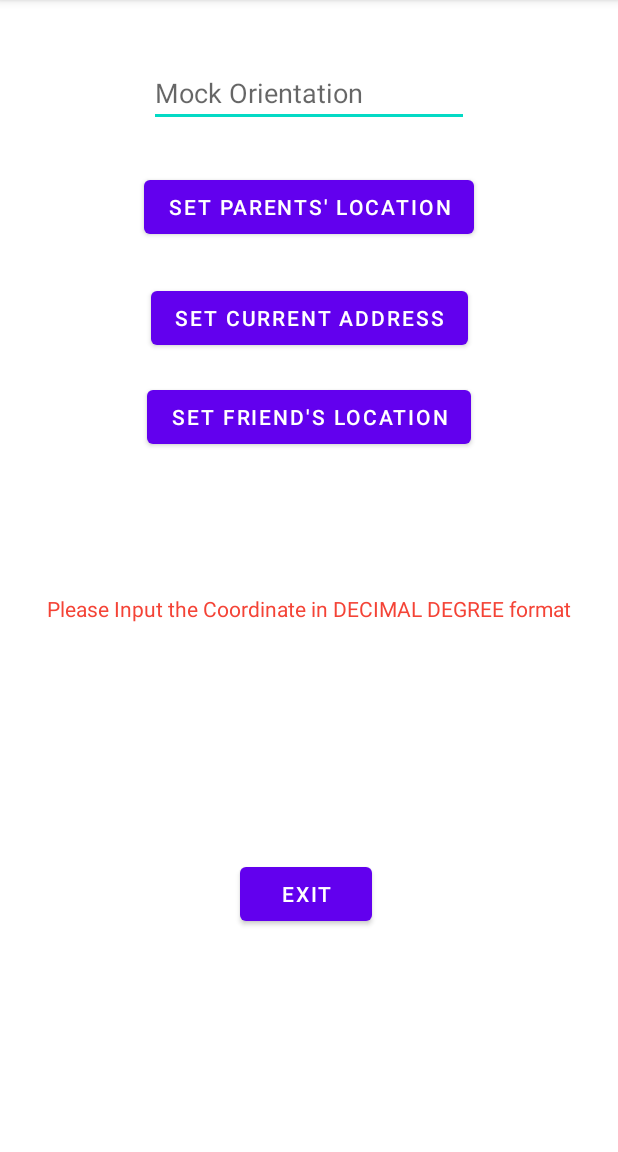
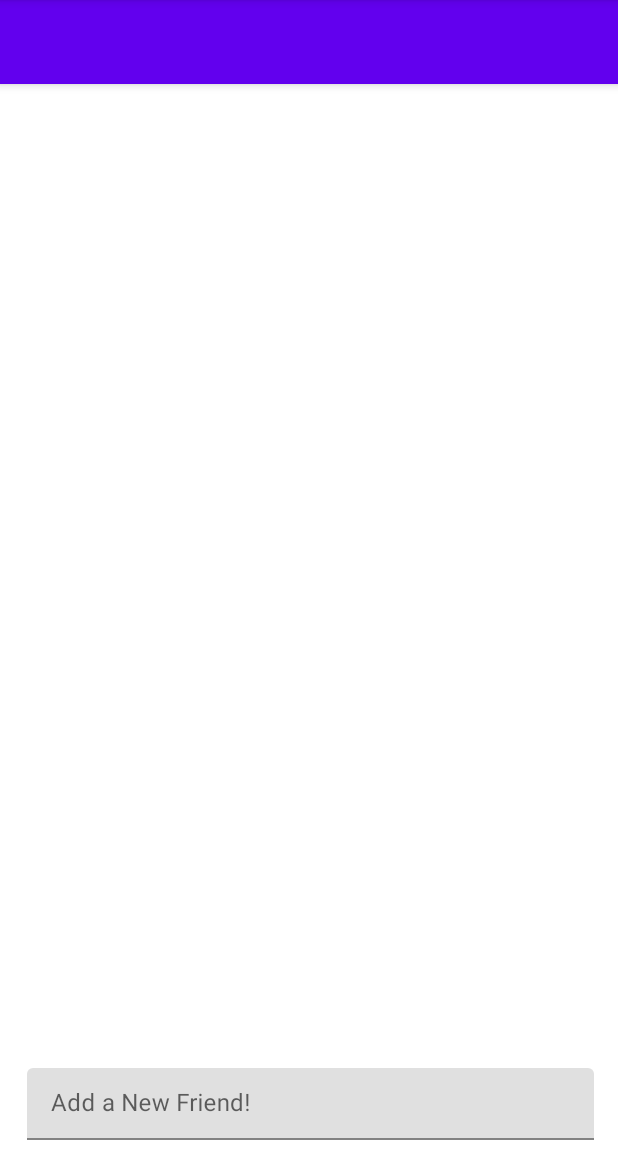
Before and after one commit to CSE-110-Winter-2023/Android-Compass, an Android app: the screen it shows after launch (LocationActivity before the commit, UserListActivity after it), after a tap on "SHOW LOCATIONS", on a phone screen of 412 x 824 dp, the part 84-1236 px from its top. Run offline under Robolectric (Android 15) with nearby library versions, the phone set to English and light mode, and no system bars; our stand-ins replace Room's generated code.

Commit message:
SAVE friends and delete from friend list

```diff
--- a/app/src/main/AndroidManifest.xml
+++ b/app/src/main/AndroidManifest.xml
@@ -4,6 +4,7 @@
 
     <uses-permission android:name="android.permission.ACCESS_FINE_LOCATION" />
     <uses-permission android:name="android.permission.ACCESS_COARSE_LOCATION" />
+
     <application
         android:allowBackup="true"
         android:dataExtractionRules="@xml/data_extraction_rules"
@@ -14,6 +15,9 @@
         android:supportsRtl="true"
         android:theme="@style/Theme.Projects110"
         tools:targetApi="31">
+        <activity
+            android:name=".UserListActivity"
+            android:exported="false" />
         <activity
             android:name=".ChangeLabelsActivity"
             android:exported="false">
--- a/app/src/main/java/edu/ucsd/cse110/projects110/MainActivity.java
+++ b/app/src/main/java/edu/ucsd/cse110/projects110/MainActivity.java
@@ -172,7 +172,7 @@ public class MainActivity extends AppCompatActivity {
     }
 
     public void onLaunchLocations(View view) {
-        Intent intent = new Intent(this,LocationActivity.class);
+        Intent intent = new Intent(this,UserListActivity.class);
         startActivity(intent);
     }
 
--- /dev/null
+++ b/app/src/main/java/edu/ucsd/cse110/projects110/UserAdapter.java
@@ -0,0 +1,83 @@
+package edu.ucsd.cse110.projects110;
+
+import android.view.LayoutInflater;
+import android.view.View;
+import android.view.ViewGroup;
+import android.widget.TextView;
+
+import androidx.annotation.NonNull;
+import androidx.core.util.Consumer;
+import androidx.recyclerview.widget.RecyclerView;
+
+import java.util.Collections;
+import java.util.List;
+public class UserAdapter extends RecyclerView.Adapter<UserAdapter.ViewHolder> {
+    private List<User> users = Collections.emptyList();
+    private Consumer<User> onUserClicked;
+    private Consumer<User> onUserDeleteClicked;
+
+
+    public void setOnNoteClickListener(Consumer<User> onNoteClicked) {
+        this.onUserClicked = onNoteClicked;
+    }
+
+    public void setOnNoteDeleteClickListener(Consumer<User> onNoteDeleteClicked) {
+        this.onUserDeleteClicked = onNoteDeleteClicked;
+    }
+
+    public class ViewHolder extends RecyclerView.ViewHolder {
+        public final View itemView;
+        public final TextView nameView;
+        public final TextView previewView;
+        public final View deleteButton;
+
+        public ViewHolder(@NonNull View itemView) {
+            super(itemView);
+            this.itemView = itemView;
+
+            // Populate the text views...
+            this.nameView = itemView.findViewById(R.id.note_item_title);
+            this.previewView = itemView.findViewById(R.id.note_item_preview);
+            this.deleteButton = itemView.findViewById(R.id.note_item_delete);
+        }
+        public void bind(User user) {
+            nameView.setText(user.name);
+            previewView.setText(user.UID);
+            itemView.setOnClickListener(v -> onUserClicked.accept(user));
+            deleteButton.setOnClickListener(v -> onUserDeleteClicked.accept(user));
+        }
+    }
+
+    public void setUsers(List<User> notes) {
+        this.users= notes;
+        notifyDataSetChanged();
+    }
+
+    @Override
+    public ViewHolder onCreateViewHolder(ViewGroup parent, int viewType) {
+         View view = LayoutInflater.from(parent.getContext())
+                .inflate(R.layout.user_item, parent, false);
+
+        return new ViewHolder(view);
+    }
+
+    @Override
+    public void onBindViewHolder(ViewHolder holder, int position) {
+        User note = this.users.get(position);
+        holder.bind(note);
+    }
+
+    @Override
+    public int getItemCount() {
+        return this.users.size();
+    }
+
+
+    public String getUserId(int position) {
+        // We don't actually have a unique int/long ID on the Note object, so instead
+        // we generate a unique ID based on the title. It is possible that two notes
+        // could have different titles but the same hash code, but it is beyond unlikely.
+        return this.users.get(position).UID;
+    }
+
+}
--- /dev/null
+++ b/app/src/main/java/edu/ucsd/cse110/projects110/UserDAO.java
@@ -0,0 +1,36 @@
+package edu.ucsd.cse110.projects110;
+
+import androidx.lifecycle.LiveData;
+import androidx.room.Dao;
+import androidx.room.Delete;
+import androidx.room.Query;
+import androidx.room.Upsert;
+
+import java.util.List;
+
+/** Data access object for the {@link User} class. */
+@Dao
+public interface UserDAO {
+    /**
+     * In the TodoList app, our DAO used the @Insert, @Update to define methods that insert and
+     * update items from the database.
+     * <p>
+     * Here we replace both @Insert and @Update with @Upsert. An @Upsert method will insert a new
+     * item into the database if one with the title doesn't already exist, or update an existing
+     * item if it does.
+     */
+    @Upsert
+    public abstract long upsert(User user);
+
+    @Query("SELECT EXISTS(SELECT 1 FROM users WHERE UID = :UID)")
+    public abstract boolean exists(String UID);
+
+    @Query("SELECT * FROM users WHERE UID = :UID")
+    public abstract LiveData<User> get(String UID);
+
+    @Query("SELECT * FROM users ORDER BY UID")
+    public abstract LiveData<List<User>> getAll();
+
+    @Delete
+    public abstract int delete(User user);
+}
--- /dev/null
+++ b/app/src/main/java/edu/ucsd/cse110/projects110/UserDatabase.java
@@ -0,0 +1,38 @@
+package edu.ucsd.cse110.projects110;
+
+import android.content.Context;
+
+import androidx.annotation.VisibleForTesting;
+import androidx.room.Database;
+import androidx.room.Room;
+import androidx.room.RoomDatabase;
+
+@Database(entities = {User.class}, version = 1, exportSchema = false)
+public abstract class UserDatabase extends RoomDatabase {
+    private volatile static UserDatabase instance = null;
+
+    public abstract UserDAO getDao();
+
+    public synchronized static UserDatabase provide(Context context) {
+        if (instance == null) {
+            instance = UserDatabase.make(context);
+        }
+        return instance;
+    }
+
+    private static UserDatabase make(Context context) {
+        return Room.databaseBuilder(context, UserDatabase.class, "note_app.db")
+                .allowMainThreadQueries()
+                .fallbackToDestructiveMigration()
+                .build();
+    }
+
+    @VisibleForTesting
+    public static void inject(UserDatabase testDatabase) {
+        if (instance != null ) {
+            instance.close();
+        }
+        instance = testDatabase;
+    }
+
+}
--- /dev/null
+++ b/app/src/main/java/edu/ucsd/cse110/projects110/UserListActivity.java
@@ -0,0 +1,89 @@
+package edu.ucsd.cse110.projects110;
+
+import androidx.annotation.NonNull;
+import androidx.appcompat.app.AppCompatActivity;
+import androidx.appcompat.widget.Toolbar;
+import androidx.lifecycle.LiveData;
+import androidx.lifecycle.ViewModelProvider;
+import androidx.recyclerview.widget.DividerItemDecoration;
+import androidx.recyclerview.widget.LinearLayoutManager;
+import androidx.recyclerview.widget.RecyclerView;
+
+import android.annotation.SuppressLint;
+import android.content.Intent;
+import android.os.Bundle;
+import android.util.Log;
+import android.view.inputmethod.EditorInfo;
+import android.widget.EditText;
+
+public class UserListActivity extends AppCompatActivity {
+    public RecyclerView recyclerView;
+    @Override
+    protected void onCreate(Bundle savedInstanceState) {
+        super.onCreate(savedInstanceState);
+        setContentView(R.layout.activity_user_list);
+        UserListViewModel viewModel = setupViewModel();
+        UserAdapter adapter = setupAdapter(viewModel);
+        setupViews(viewModel, adapter);
+
+    }
+    private UserListViewModel setupViewModel() {
+        return new ViewModelProvider(this).get(UserListViewModel.class);
+    }
+
+    @NonNull
+    private UserAdapter setupAdapter(UserListViewModel viewModel) {
+        UserAdapter adapter = new UserAdapter();
+        adapter.setHasStableIds(true);
+        adapter.setOnNoteDeleteClickListener(note -> onNoteDeleteClicked(note, viewModel));
+        viewModel.getNotes().observe(this, adapter::setUsers);
+        return adapter;
+    }
+
+    private void setupViews(UserListViewModel viewModel, UserAdapter adapter) {
+        setupRecycler(adapter);
+        setupInput(viewModel);
+    }
+
+//    private void setupToolbar() {
+//        Toolbar toolbar = findViewById(R.id.toolbar_main);
+//        setSupportActionBar(toolbar);
+//    }
+
+    // Override the @VisibleForTesting annotation to allow access from this (and only this) method.
+    @SuppressLint("RestrictedApi")
+    private void setupRecycler(UserAdapter adapter) {
+        // We store the recycler view in a field _only_ because we will want to access it in tests.
+        recyclerView = findViewById(R.id.recycler_main);
+        recyclerView.setLayoutManager(new LinearLayoutManager(this));
+        recyclerView.addItemDecoration(new DividerItemDecoration(this, DividerItemDecoration.VERTICAL));
+        recyclerView.setAdapter(adapter);
+    }
+
+    private void setupInput(UserListViewModel viewModel) {
+        EditText input = (EditText) findViewById(R.id.input_new_note_title);
+        input.setOnEditorActionListener((view, actionId, event) -> {
+            // If the event isn't "done" or "enter", do nothing.
+            if (actionId != EditorInfo.IME_ACTION_DONE) {
+                return false;
+            }
+
+            // Otherwise, create a new note, persist it...
+            String title = input.getText().toString();
+            LiveData<User> note = viewModel.getOrCreateUser(title);
+
+
+            return true;
+        });
+    }
+
+    /* Mediation Logic */
+
+
+
+    public void onNoteDeleteClicked(User note, UserListViewModel viewModel) {
+        // Delete the note
+        Log.d("UserAdapter", "Deleted note " + note.UID);
+        viewModel.delete(note);
+    }
+}
--- /dev/null
+++ b/app/src/main/java/edu/ucsd/cse110/projects110/UserListViewModel.java
@@ -0,0 +1,52 @@
+package edu.ucsd.cse110.projects110;
+
+import android.app.Application;
+import android.content.Context;
+
+import androidx.annotation.NonNull;
+import androidx.lifecycle.AndroidViewModel;
+import androidx.lifecycle.LiveData;
+
+import java.util.List;
+
+public class UserListViewModel extends AndroidViewModel {
+    private LiveData<List<User>> notes;
+    private final UserRepository repo;
+
+    public UserListViewModel(@NonNull Application application) {
+        super(application);
+        Context context = application.getApplicationContext();
+        UserDatabase db = UserDatabase.provide(context);
+        UserDAO dao = db.getDao();
+        this.repo = new UserRepository(dao);
+    }
+
+    /**
+     * Load all notes from the database.
+     * @return a LiveData object that will be updated when any notes change.
+     */
+    public LiveData<List<User>> getNotes() {
+        if (notes == null) {
+            notes = repo.getAllLocal();
+        }
+        return notes;
+    }
+
+    /**
+     * Open a note in the database. If the note does not exist, create it.
+     * @param title the title of the note
+     * @return a LiveData object that will be updated when this note changes.
+     */
+    public LiveData<User> getOrCreateUser(String title) {
+        if (!repo.existsLocal(title)) {
+            User note = new User(title,"Sally",23.0,34.0);
+            repo.upsertLocal(note, false);
+        }
+
+        return repo.getLocal(title);
+    }
+
+    public void delete(User note) {
+        repo.deleteLocal(note);
+    }
+}
--- /dev/null
+++ b/app/src/main/res/layout/activity_user_list.xml
@@ -0,0 +1,50 @@
+<?xml version="1.0" encoding="utf-8"?>
+<androidx.constraintlayout.widget.ConstraintLayout xmlns:android="http://schemas.android.com/apk/res/android"
+    xmlns:app="http://schemas.android.com/apk/res-auto"
+    xmlns:tools="http://schemas.android.com/tools"
+    android:layout_width="match_parent"
+    android:layout_height="match_parent"
+    tools:context=".UserListActivity">
+
+    <androidx.appcompat.widget.Toolbar
+        android:id="@+id/toolbar_main"
+        android:layout_width="0dp"
+        android:layout_height="wrap_content"
+        android:background="?attr/colorPrimary"
+        android:elevation="4dp"
+        android:minHeight="?attr/actionBarSize"
+        android:theme="?attr/actionBarTheme"
+        app:layout_constraintEnd_toEndOf="parent"
+        app:layout_constraintStart_toStartOf="parent"
+        app:layout_constraintTop_toTopOf="parent" />
+
+    <androidx.recyclerview.widget.RecyclerView
+        android:id="@+id/recycler_main"
+        android:layout_width="0dp"
+        android:layout_height="0dp"
+        app:layout_constraintBottom_toTopOf="@+id/textInputLayout"
+        app:layout_constraintEnd_toEndOf="parent"
+        app:layout_constraintStart_toStartOf="parent"
+        app:layout_constraintTop_toBottomOf="@+id/toolbar_main" />
+
+    <com.google.android.material.textfield.TextInputLayout
+        android:id="@+id/textInputLayout"
+        android:layout_width="0dp"
+        android:layout_height="wrap_content"
+        android:layout_marginStart="18dp"
+        android:layout_marginEnd="16dp"
+        android:layout_marginBottom="8dp"
+        app:layout_constraintBottom_toBottomOf="parent"
+        app:layout_constraintEnd_toEndOf="parent"
+        app:layout_constraintStart_toStartOf="parent">
+
+        <com.google.android.material.textfield.TextInputEditText
+            android:id="@+id/input_new_note_title"
+            android:layout_width="match_parent"
+            android:layout_height="48dp"
+            android:hint="Add a New Friend!"
+            android:imeOptions="actionDone"
+            android:inputType="textShortMessage"
+            android:maxLines="1" />
+    </com.google.android.material.textfield.TextInputLayout>
+</androidx.constraintlayout.widget.ConstraintLayout>
```
Also changed, not shown: app/src/main/java/edu/ucsd/cse110/projects110/User.java (+7 -11 lines), app/src/main/java/edu/ucsd/cse110/projects110/UserAPI.java (added, +118 -0 lines), app/src/main/java/edu/ucsd/cse110/projects110/UserRepository.java (added, +120 -0 lines), app/src/main/java/edu/ucsd/cse110/projects110/UserViewModel.java (added, +37 -0 lines), app/src/main/res/layout/user_item.xml (+6 -4 lines).
